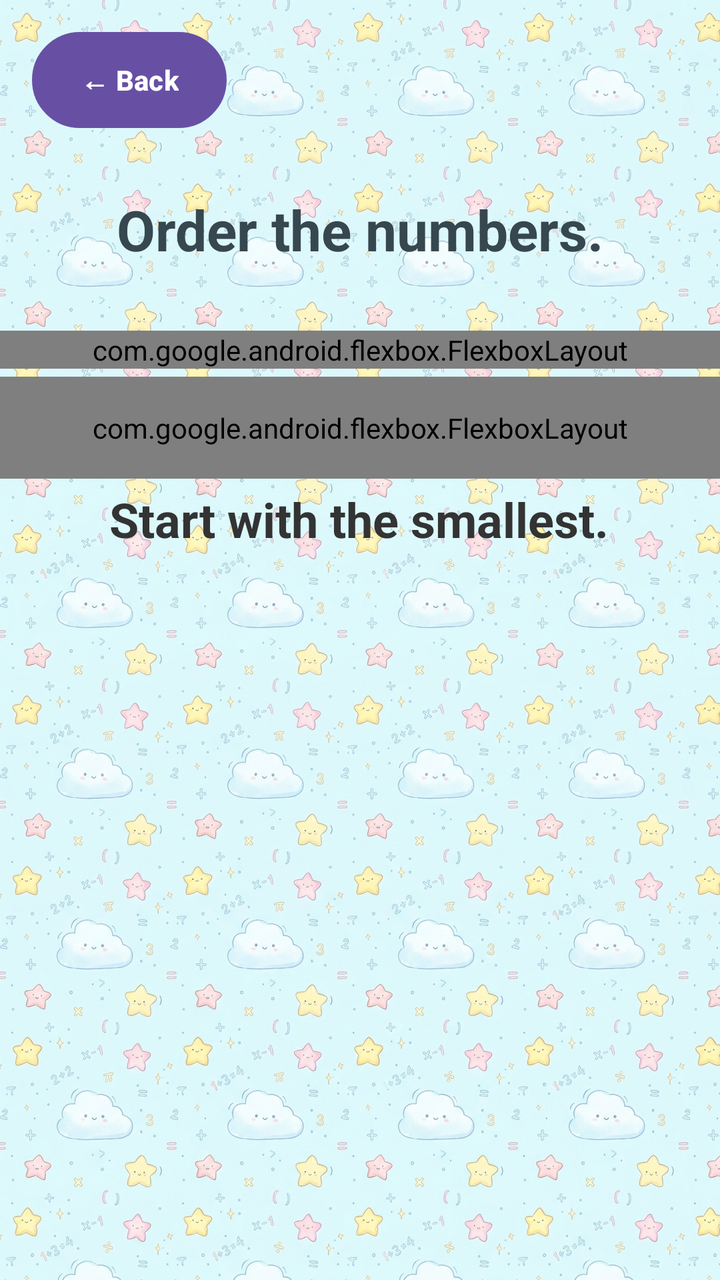
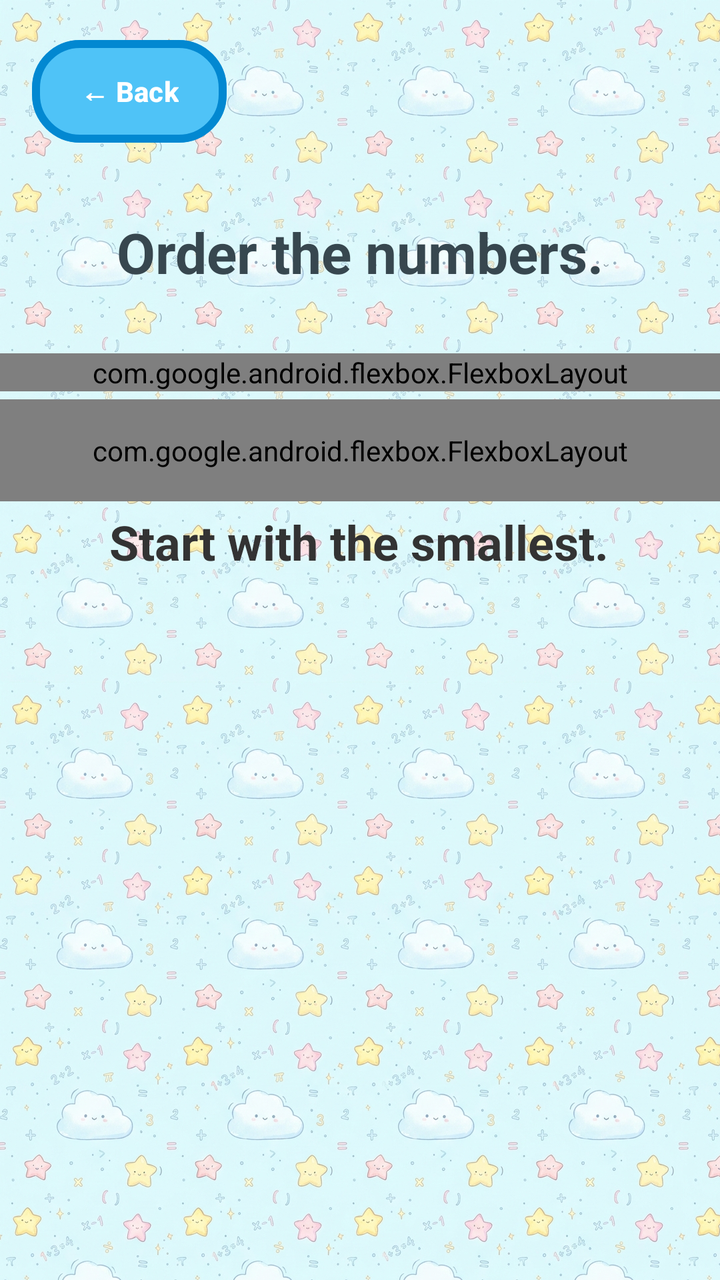

Screens rendered from an Android XML layout before and after an edit, with the pre-edit source and the edit as a unified diff.
<!-- AndroidManifest.xml: application theme Theme.P1Chai_Boon_Hong2206806 -->
<!-- res/layout/activity_sequence.xml -->
<?xml version="1.0" encoding="utf-8"?>
<androidx.constraintlayout.widget.ConstraintLayout xmlns:android="http://schemas.android.com/apk/res/android"
    xmlns:app="http://schemas.android.com/apk/res-auto"
    xmlns:tools="http://schemas.android.com/tools"
    android:layout_width="match_parent"
    android:layout_height="match_parent"
    android:background="@drawable/bg_pattern_tiled"
    android:fitsSystemWindows="true"
    tools:context=".SequenceActivity"
    tools:ignore="Overdraw">

    <Button
        android:id="@+id/btnBack"
        android:layout_width="wrap_content"
        android:layout_height="wrap_content"
        android:text="@string/back"
        android:textColor="@color/white"
        android:textStyle="bold"
        android:background="@drawable/btn_rounded_primary"
        android:layout_margin="16dp"
        app:layout_constraintStart_toStartOf="parent"
        app:layout_constraintTop_toTopOf="parent" />

    <TextView
        android:id="@+id/tvInstruction"
        android:layout_width="wrap_content"
        android:layout_height="wrap_content"
        android:layout_marginTop="32dp"
        android:text="@string/find_the_missing_number"
        android:textAlignment="center"
        android:textColor="@color/text_primary"
        android:textSize="28sp"
        android:textStyle="bold"
        app:layout_constraintEnd_toEndOf="parent"
        app:layout_constraintStart_toStartOf="parent"
        app:layout_constraintTop_toBottomOf="@id/btnBack" />

    <com.google.android.flexbox.FlexboxLayout
        android:id="@+id/sequenceContainerLayout"
        android:layout_width="match_parent"
        android:layout_height="wrap_content"
        android:layout_marginTop="32dp"
        app:flexWrap="wrap"
        app:justifyContent="center"
        android:paddingHorizontal="16dp"
        app:layout_constraintEnd_toEndOf="parent"
        app:layout_constraintStart_toStartOf="parent"
        app:layout_constraintTop_toBottomOf="@id/tvInstruction" />

    <com.google.android.flexbox.FlexboxLayout
        android:id="@+id/optionsContainerLayout"
        android:layout_width="match_parent"
        android:layout_height="wrap_content"
        android:layout_marginTop="4dp"
        android:padding="16dp"
        app:flexWrap="wrap"
        app:justifyContent="center"
        app:layout_constraintEnd_toEndOf="parent"
        app:layout_constraintHorizontal_bias="0.0"
        app:layout_constraintStart_toStartOf="parent"
        app:layout_constraintTop_toBottomOf="@id/sequenceContainerLayout" />

    <TextView
        android:id="@+id/tvStartSmallest"
        android:layout_width="wrap_content"
        android:layout_height="wrap_content"
        android:layout_marginTop="4dp"
        android:text="@string/start_with_smallest"
        android:textColor="#333333"
        android:textSize="24sp"
        android:textStyle="bold"
        app:layout_constraintEnd_toEndOf="parent"
        app:layout_constraintHorizontal_bias="0.496"
        app:layout_constraintStart_toStartOf="parent"
        app:layout_constraintTop_toBottomOf="@id/optionsContainerLayout" />

</androidx.constraintlayout.widget.ConstraintLayout>
<!-- resources referenced by this layout -->
<resources>
  <color name="text_primary">#37474F</color>
  <color name="white">#FFFFFFFF</color>
  <!-- drawable bg_pattern_tiled (drawable) -->
  <?xml version="1.0" encoding="utf-8"?>
  <bitmap xmlns:android="http://schemas.android.com/apk/res/android"
      android:src="@drawable/bg_pattern"
      android:tileMode="repeat" />
  <!-- drawable btn_rounded_primary (drawable) -->
  <?xml version="1.0" encoding="utf-8"?>
  <shape xmlns:android="http://schemas.android.com/apk/res/android"
      android:shape="rectangle">
      <solid android:color="@color/btn_primary" />
      <corners android:radius="24dp" />
      <padding
          android:bottom="16dp"
          android:left="24dp"
          android:right="24dp"
          android:top="16dp" />
      <stroke
          android:width="4dp"
          android:color="@color/btn_primary_dark" />
  </shape>
  <string name="back">← Back</string>
  <string name="find_the_missing_number">Order the numbers.</string>
  <string name="start_with_smallest">Start with the smallest.</string>
  <style name="Theme.P1Chai_Boon_Hong2206806" parent="Base.Theme.P1Chai_Boon_Hong2206806" />
  <!-- drawable bg_pattern: jpg bitmap (drawable-nodpi, 623074 bytes) -->
  <color name="btn_primary">#4FC3F7</color>
  <color name="btn_primary_dark">#0288D1</color>
  <style name="Base.Theme.P1Chai_Boon_Hong2206806" parent="Theme.Material3.DayNight.NoActionBar">
          
          <item name="android:windowBackground">@null</item>
      </style>
</resources>

<!-- the commit's change to res/layout/activity_sequence.xml (unified diff, before → after) -->
@@ -9,17 +9,52 @@
     tools:context=".SequenceActivity"
     tools:ignore="Overdraw">
 
-    <Button
+    <com.google.android.material.button.MaterialButton
         android:id="@+id/btnBack"
         android:layout_width="wrap_content"
         android:layout_height="wrap_content"
+        android:layout_margin="16dp"
+        app:backgroundTint="@color/btn_primary"
+        app:cornerRadius="24dp"
+        app:strokeWidth="4dp"
+        app:strokeColor="@color/btn_primary_dark"
+        android:paddingTop="16dp"
+        android:paddingBottom="16dp"
+        android:paddingStart="24dp"
+        android:paddingEnd="24dp"
         android:text="@string/back"
         android:textColor="@color/white"
         android:textStyle="bold"
-        android:background="@drawable/btn_rounded_primary"
-        android:layout_margin="16dp"
         app:layout_constraintStart_toStartOf="parent"
         app:layout_constraintTop_toTopOf="parent" />
+
+    <TextView
+        android:id="@+id/tvTimer"
+        android:layout_width="wrap_content"
+        android:layout_height="wrap_content"
+        android:text="Time: 0s"
+        android:textColor="@color/text_primary"
+        android:textSize="20sp"
+        android:textStyle="bold"
+        android:layout_marginEnd="16dp"
+        android:visibility="gone"
+        app:layout_constraintEnd_toEndOf="parent"
+        app:layout_constraintTop_toTopOf="@id/btnBack"
+        app:layout_constraintBottom_toBottomOf="@id/btnBack" />
+
+    <TextView
+        android:id="@+id/tvScore"
+        android:layout_width="wrap_content"
+        android:layout_height="wrap_content"
+        android:text="Score: 0"
+        android:textColor="@color/text_primary"
+        android:textSize="20sp"
+        android:textStyle="bold"
+        android:layout_marginEnd="16dp"
+        android:visibility="gone"
+        app:layout_constraintEnd_toStartOf="@id/tvTimer"
+        app:layout_constraintTop_toTopOf="@id/btnBack"
+        app:layout_constraintBottom_toBottomOf="@id/btnBack" />
 
     <TextView
         android:id="@+id/tvInstruction"
<!-- resource entries referenced after the edit -->
@@ -7,21 +7,6 @@
   <bitmap xmlns:android="http://schemas.android.com/apk/res/android"
       android:src="@drawable/bg_pattern"
       android:tileMode="repeat" />
-  <!-- drawable btn_rounded_primary (drawable) -->
-  <?xml version="1.0" encoding="utf-8"?>
-  <shape xmlns:android="http://schemas.android.com/apk/res/android"
-      android:shape="rectangle">
-      <solid android:color="@color/btn_primary" />
-      <corners android:radius="24dp" />
-      <padding
-          android:bottom="16dp"
-          android:left="24dp"
-          android:right="24dp"
-          android:top="16dp" />
-      <stroke
-          android:width="4dp"
-          android:color="@color/btn_primary_dark" />
-  </shape>
   <string name="back">← Back</string>
   <string name="find_the_missing_number">Order the numbers.</string>
   <string name="start_with_smallest">Start with the smallest.</string>
